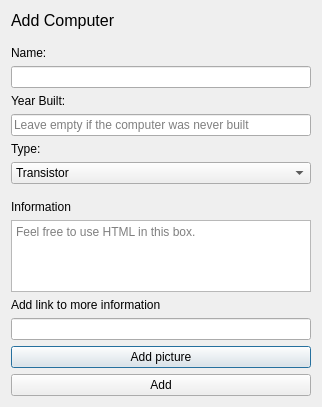
The window that addcomputerwindow.ui (athenabjorg/sacr) describes before a commit, drawn with Qt 5.
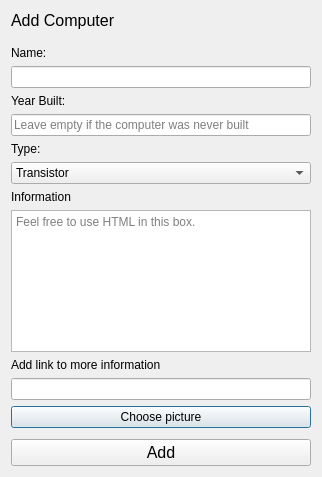
The same window after the commit.

Diff of the .ui file:
```diff
--- a/addcomputerwindow.ui
+++ b/addcomputerwindow.ui
@@ -7,7 +7,7 @@
     <x>0</x>
     <y>0</y>
     <width>322</width>
-    <height>407</height>
+    <height>477</height>
    </rect>
   </property>
   <property name="windowTitle">
@@ -67,11 +67,25 @@
     <widget class="QLineEdit" name="nameInput"/>
    </item>
    <item>
-    <widget class="QLabel" name="yearBuiltLabel">
-     <property name="text">
-      <string>Year Built:</string>
-     </property>
-    </widget>
+    <layout class="QHBoxLayout" name="horizontalLayout_2">
+     <item>
+      <widget class="QLabel" name="yearBuiltLabel">
+       <property name="text">
+        <string>Year Built:</string>
+       </property>
+      </widget>
+     </item>
+     <item>
+      <widget class="QLabel" name="errorLabelYear">
+       <property name="text">
+        <string/>
+       </property>
+       <property name="alignment">
+        <set>Qt::AlignRight|Qt::AlignTrailing|Qt::AlignVCenter</set>
+       </property>
+      </widget>
+     </item>
+    </layout>
    </item>
    <item>
     <widget class="QLineEdit" name="yearBuiltInput">
@@ -111,22 +125,6 @@
      </item>
     </widget>
    </item>
-   <item>
-    <spacer name="verticalSpacer">
-     <property name="orientation">
-      <enum>Qt::Vertical</enum>
-     </property>
-     <property name="sizeType">
-      <enum>QSizePolicy::Fixed</enum>
-     </property>
-     <property name="sizeHint" stdset="0">
-      <size>
-       <width>20</width>
-       <height>10</height>
-      </size>
-     </property>
-    </spacer>
-   </item>
    <item>
     <widget class="QLabel" name="ComputerInfoLable">
      <property name="text">
@@ -154,12 +152,33 @@
    <item>
     <widget class="QPushButton" name="ComputerAddPic">
      <property name="text">
-      <string>Add picture</string>
+      <string>Choose picture</string>
      </property>
     </widget>
    </item>
+   <item>
+    <spacer name="verticalSpacer">
+     <property name="orientation">
+      <enum>Qt::Vertical</enum>
+     </property>
+     <property name="sizeType">
+      <enum>QSizePolicy::Minimum</enum>
+     </property>
+     <property name="sizeHint" stdset="0">
+      <size>
+       <width>20</width>
+       <height>5</height>
+      </size>
+     </property>
+    </spacer>
+   </item>
    <item>
     <widget class="QPushButton" name="addButton">
+     <property name="font">
+      <font>
+       <pointsize>12</pointsize>
+      </font>
+     </property>
      <property name="text">
       <string>Add</string>
      </property>
```
Left out of the diff: 3 changed lines with no effect on the pictures.
